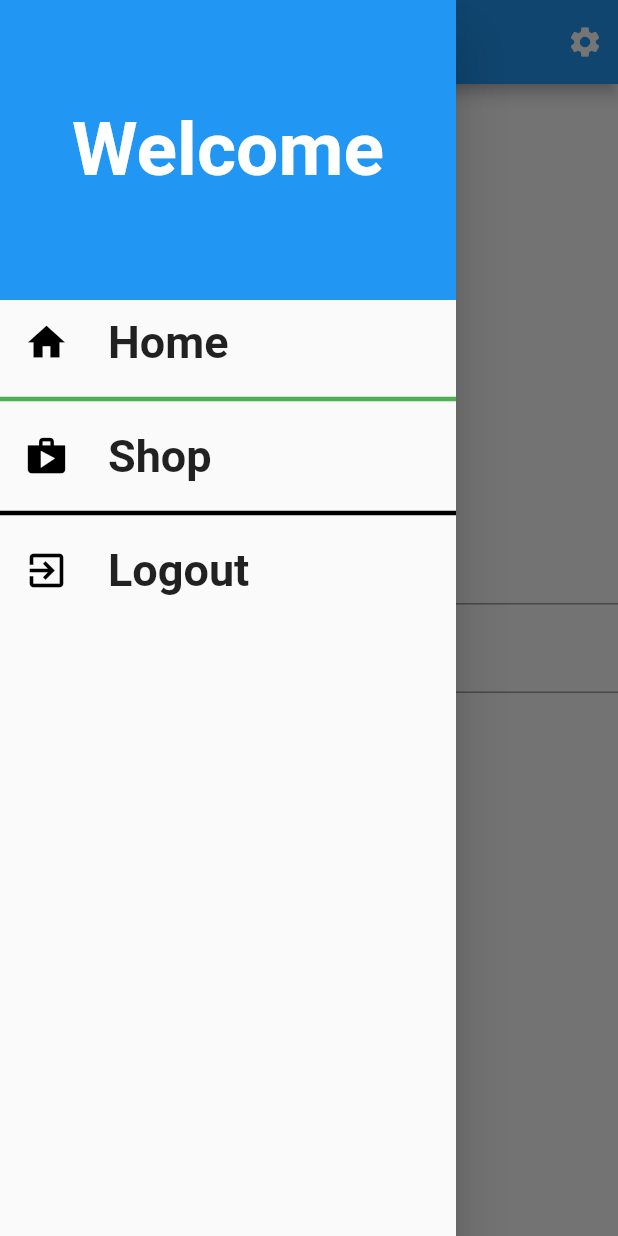
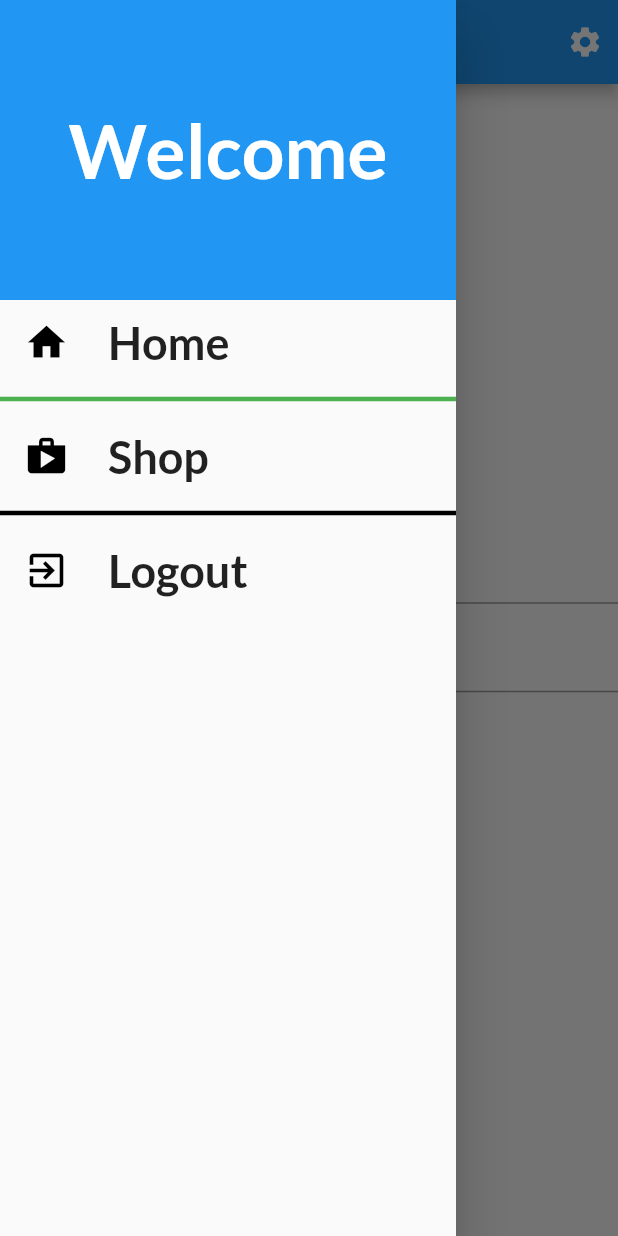
Before and after one commit to janshair/flutter-tutorial, a Flutter app: the screen it shows after launch, with the side drawer open, on a phone screen of 412 x 824 dp. Run offline on Flutter 3.47's test engine with Material 2 defaults, Android fonts, the phone set to English and light mode, and no system bars.

Commit message:
Custom Font , Text Theme Button Theme

```diff
--- a/lib/main.dart
+++ b/lib/main.dart
@@ -14,15 +14,10 @@ class MyApp extends StatelessWidget {
       title: 'Flutter Demo',
       debugShowCheckedModeBanner: false,
       theme: ThemeData(
-        // This is the theme of your application.
-        //
-        // Try running your application with "flutter run". You'll see the
-        // application has a blue toolbar. Then, without quitting the app, try
-        // changing the primarySwatch below to Colors.green and then invoke
-        // "hot reload" (press "r" in the console where you ran "flutter run",
-        // or simply save your changes to "hot reload" in a Flutter IDE).
-        // Notice that the counter didn't reset back to zero; the application
-        // is not restarted.
+        buttonTheme: ButtonThemeData(
+          shape: RoundedRectangleBorder(borderRadius: BorderRadius.circular(20))
+        ),
+        fontFamily: 'Lato',
         primarySwatch: Colors.blue,
         // This makes the visual density adapt to the platform that you run
         // the app on. For desktop platforms, the controls will be smaller and
--- a/lib/screens/my_home_page.dart
+++ b/lib/screens/my_home_page.dart
@@ -114,7 +114,7 @@ class _MyHomePageState extends State<MyHomePage> {
               GestureDetector(
                 onTap: () => _changeView(_authenticationType == AuthenticationType.SIGN_IN ? AuthenticationType.SIGN_UP : AuthenticationType.SIGN_IN),
                 child: Text(_authenticationType == AuthenticationType.SIGN_IN ? 'Create an account' : 'Already have an account , sign up',
-                  style: TextStyle(fontWeight: FontWeight.bold, color: Colors.blue),
+                  style: TextStyle(fontWeight: FontWeight.w700, color: Colors.blue),
                 ),
               ),
             ],
```
Also changed, not shown: pubspec.yaml (+6 -6 lines), assets/fonts/Lato-Bold.ttf (added), assets/fonts/Lato-Regular.ttf (added), 1 other file.
